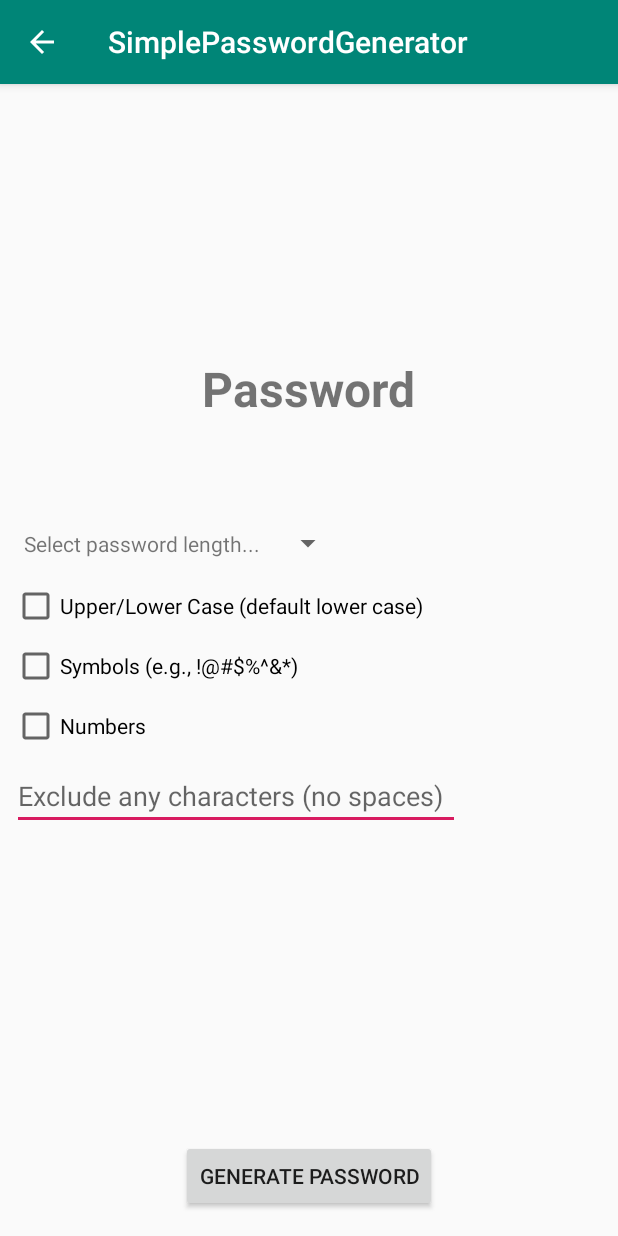
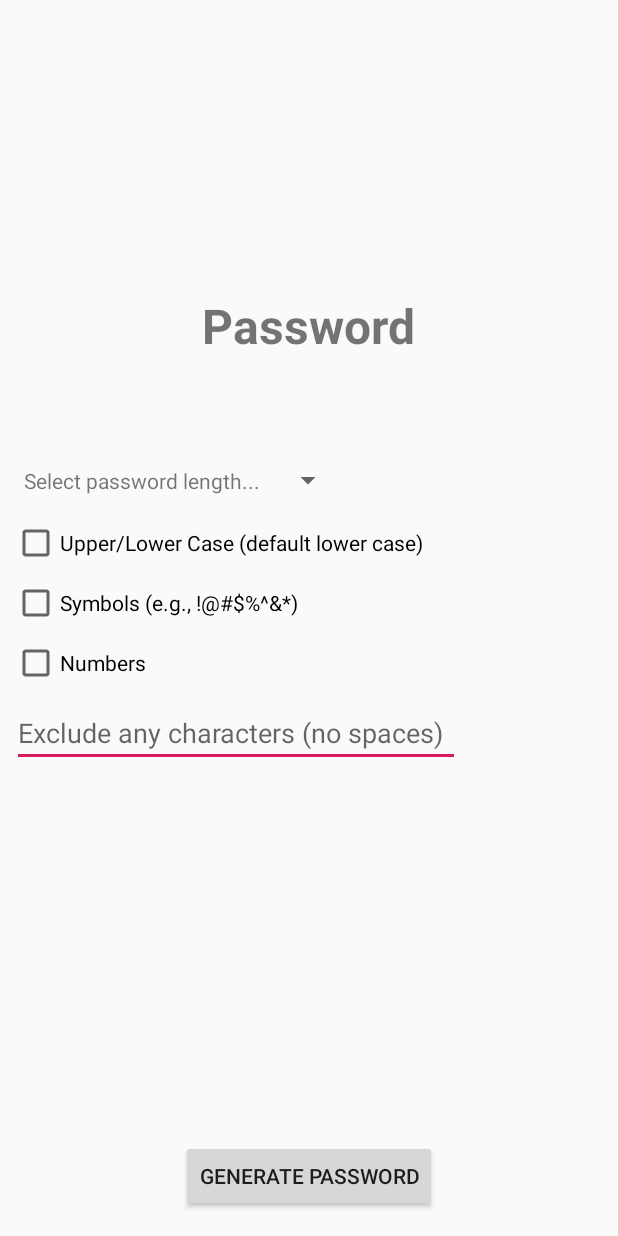
Before and after one commit to kmnthecoder/SimplePasswordGenerator, an Android app: the PasswordGenerator screen opened directly, with no data from a screen before it, after a tap on "GENERATE PASSWORD", on a phone screen of 412 x 824 dp. Run offline under Robolectric (Android 15) with nearby library versions, the phone set to English and light mode, and no system bars.

Commit message:
Revert "- refactor passwordgenerator"
This reverts commit 5bcef546e2b643fedd1c6ce277fc794f1fce68aa.

```diff
--- a/app/src/main/java/com/lotex/android/simplepasswordgenerator/Activities/PasswordGenerator.java
+++ b/app/src/main/java/com/lotex/android/simplepasswordgenerator/Activities/PasswordGenerator.java
@@ -24,7 +24,7 @@ import com.lotex.android.simplepasswordgenerator.R;
 import java.util.ArrayList;
 import java.util.Random;
 
-public class PasswordGenerator extends AppCompatActivity implements View.OnClickListener {
+public class PasswordGenerator extends AppCompatActivity {
 
     private static final String LOG_TAG = PasswordGenerator.class.getSimpleName();
 
@@ -34,30 +34,84 @@ public class PasswordGenerator extends AppCompatActivity implements View.OnClick
     private Spinner numSpinner;
     private CheckBox mUpperLower, mSymbols, mNumbers;
     private EditText mExclude;
-    private Button mGenerateButton;
 
     @Override
     protected void onCreate(Bundle savedInstanceState) {
         super.onCreate(savedInstanceState);
         setContentView(R.layout.activity_password_generator);
+
+        // Set on click listener for generate password button
+        addListenerGenerate();
+        // Set on click listener for copy and pasting the generated password
+        passwordTextCopy();
+        // Set up spinner and populate options
+        spinnerSetup();
         // Set views to variables
         viewAttach();
-        // Set up spinner and populate options
-        spinnerSetup();
+
     }
+
+    // Add listener to generate password button
+    public void addListenerGenerate() {
+
+        // Set view to variable
+        Button mGenerateButton = findViewById(R.id.button_generate);
+        // Set on click listener for generate password button
+        mGenerateButton.setOnClickListener(new View.OnClickListener() {
+            @Override
+            public void onClick(View v) {
+
+                // Check if there is a number selection
+                if (numSpinner.getSelectedItemPosition() != 0) {
+
+                    //Toast.makeText(getApplicationContext(), "Generating Password", Toast.LENGTH_SHORT).show();
+
+                    /*
+                    Log.d(LOG_TAG, "mUpperLower is checked: " + mUpperLower.isChecked() +
+                            "\nmSymbols is checked: " + mSymbols.isChecked() +
+                            "\nmNumbers is checked: " + mNumbers.isChecked() +
+                            "\nPassword length is: " + numSpinner.getSelectedItem().toString());
+
+                     */
+                    //+ "\nPassword generated is: " + generatePassword());
+
+                    mTextPassword.setText(generatePassword());
+
+
+                } else {
+                    Toast.makeText(getApplicationContext(), "Please select password length", Toast.LENGTH_SHORT).show();
+                }
+            }
+        });
+    } // addListenerGenerate end
 
     // Copies password when password text itself is tapped
     public void passwordTextCopy() {
+
+        // Set view to variable
+        mTextPassword = findViewById(R.id.text_password);
+
+        mTextPassword.setOnClickListener(new View.OnClickListener() {
+            @Override
+            public void onClick(View v) {
                 // Copy text to universal android clipboard
                 mClipboard = (ClipboardManager) getSystemService(CLIPBOARD_SERVICE);
                 String text = mTextPassword.getText().toString();
                 mClip = ClipData.newPlainText("text", text);
                 mClipboard.setPrimaryClip(mClip);
+
+                // Toast to say text copied
                 Toast.makeText(getApplicationContext(), "Text Copied", Toast.LENGTH_SHORT).show();
             }
+        });
+    } // passwordTextCopy end
 
     // Set up spinner and populate with options
     public void spinnerSetup() {
+
+        // Set view to variable
+        numSpinner = findViewById(R.id.spinner_passwordlength);
+
         ArrayList<String> spinnerOptions = new ArrayList<>();
         spinnerOptions.add("Select password length...");
 
@@ -95,8 +149,9 @@ public class PasswordGenerator extends AppCompatActivity implements View.OnClick
             @Override
             public void onItemSelected(AdapterView<?> parent, View view, int position, long id) {
                 String selectedItemText = (String) parent.getItemAtPosition(position);
+
                 // If user change the default selection
-                // First item is disabled and it is used for hint
+                // First item is disable and it is used for hint
                 if (position > 0) {
                     // Notify the selected item text
                     Toast.makeText(getApplicationContext(), "Selected : " + selectedItemText, Toast.LENGTH_SHORT).show();
@@ -109,14 +164,20 @@ public class PasswordGenerator extends AppCompatActivity implements View.OnClick
 
             }
         });
-    }
+    } // spinnerSetup end
 
-    public void generatePassword() {
-        // Check if there is a number selection
-        if (numSpinner.getSelectedItemPosition() != 0) {
+    public void viewAttach() {
+        mUpperLower = findViewById(R.id.checkBox_upperlower);
+        mSymbols = findViewById(R.id.checkBox_symbols);
+        mNumbers = findViewById(R.id.checkBox_numbers);
+        mExclude = findViewById(R.id.editText_exclude);
+    } // viewAttach end
+
+    public String generatePassword() {
+        //Toast.makeText(getApplicationContext(), "Generating Password", Toast.LENGTH_SHORT).show();
 
         // Initialize variables and default random password
-            StringBuilder randomChars = new StringBuilder("abcdefghijklmnopqrstuvwxyz");
+        StringBuilder randomChars = new StringBuilder("qwertyuiopasdfghjklzxcvbnm");
         StringBuilder generatedPassword = new StringBuilder();
         Random random = new Random();
         int passwordLength = Integer.parseInt(numSpinner.getSelectedItem().toString());
@@ -143,37 +204,10 @@ public class PasswordGenerator extends AppCompatActivity implements View.OnClick
         for (int i = 0; i < passwordLength; i++) {
             generatedPassword.append(randomChars.charAt(random.nextInt(randomChars.length())));
         }
-            mTextPassword.setText(generatedPassword);
-        } else {
-            Toast.makeText(getApplicationContext(), "Please select password length", Toast.LENGTH_SHORT).show();
-        }
-    }
 
-    @Override
-    public void onClick(View v) {
-        switch (v.getId()) {
-            case R.id.button_generate:
-                generatePassword();
-                break;
-            case R.id.text_password:
-                passwordTextCopy();
-                break;
-            default:
-                break;
-        }
-    }
+        return generatedPassword.toString();
 
-    public void viewAttach() {
-        mGenerateButton = findViewById(R.id.button_generate);
-        mGenerateButton.setOnClickListener(this);
+    } // generatePassword end
 
-        mTextPassword = findViewById(R.id.text_password);
-        mTextPassword.setOnClickListener(this);
 
-        numSpinner = findViewById(R.id.spinner_passwordlength);
-        mUpperLower = findViewById(R.id.checkBox_upperlower);
-        mSymbols = findViewById(R.id.checkBox_symbols);
-        mNumbers = findViewById(R.id.checkBox_numbers);
-        mExclude = findViewById(R.id.editText_exclude);
-    }
 } // end of class
--- a/app/src/main/res/layout/activity_main.xml
+++ b/app/src/main/res/layout/activity_main.xml
@@ -10,10 +10,11 @@
         android:id="@+id/button_password_generator"
         android:layout_width="wrap_content"
         android:layout_height="wrap_content"
-        android:text="@string/button_password_generator"
+        android:text="@string/action_password_generator"
         app:layout_constraintBottom_toBottomOf="parent"
         app:layout_constraintEnd_toEndOf="parent"
         app:layout_constraintStart_toStartOf="parent"
         app:layout_constraintTop_toTopOf="parent" />
 
+
 </androidx.constraintlayout.widget.ConstraintLayout>
--- a/app/src/main/res/values/strings.xml
+++ b/app/src/main/res/values/strings.xml
@@ -6,5 +6,5 @@
     <string name="checkBox_upperlower_text">Upper/Lower Case (default lower case)</string>
     <string name="checkBox_numbers_text">Numbers</string>
     <string name="editText_exclude_text">Exclude any characters (no spaces)</string>
-    <string name="button_password_generator">Password Generator</string>
+    <string name="action_password_generator">Password Generator</string>
 </resources>
--- a/app/src/main/res/values/styles.xml
+++ b/app/src/main/res/values/styles.xml
@@ -1,7 +1,7 @@
 <resources>
 
     <!-- Base application theme. -->
-    <style name="AppTheme" parent="Theme.AppCompat.Light.DarkActionBar">
+    <style name="AppTheme" parent="Theme.AppCompat.Light.NoActionBar">
         <!-- Customize your theme here. -->
         <item name="colorPrimary">@color/colorPrimary</item>
         <item name="colorPrimaryDark">@color/colorPrimaryDark</item>
```
Also changed, not shown: app/src/main/AndroidManifest.xml (+1 -7 lines), app/src/main/java/com/lotex/android/simplepasswordgenerator/Activities/MainActivity.java (+7 -1 lines). Lines whose indentation alone changed are shown as unchanged.
